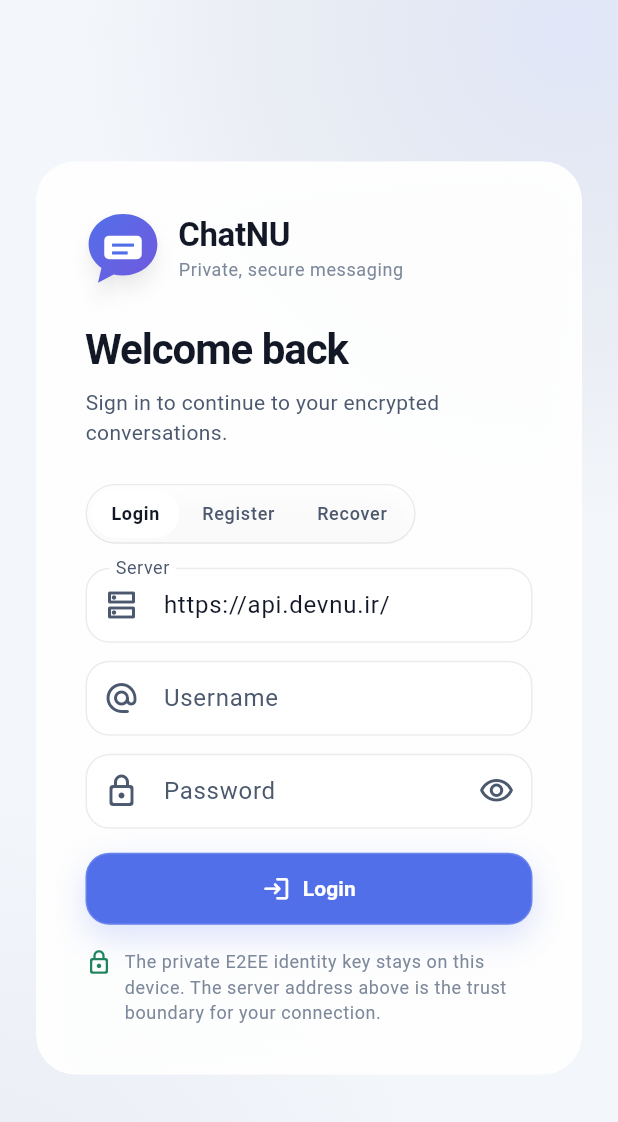
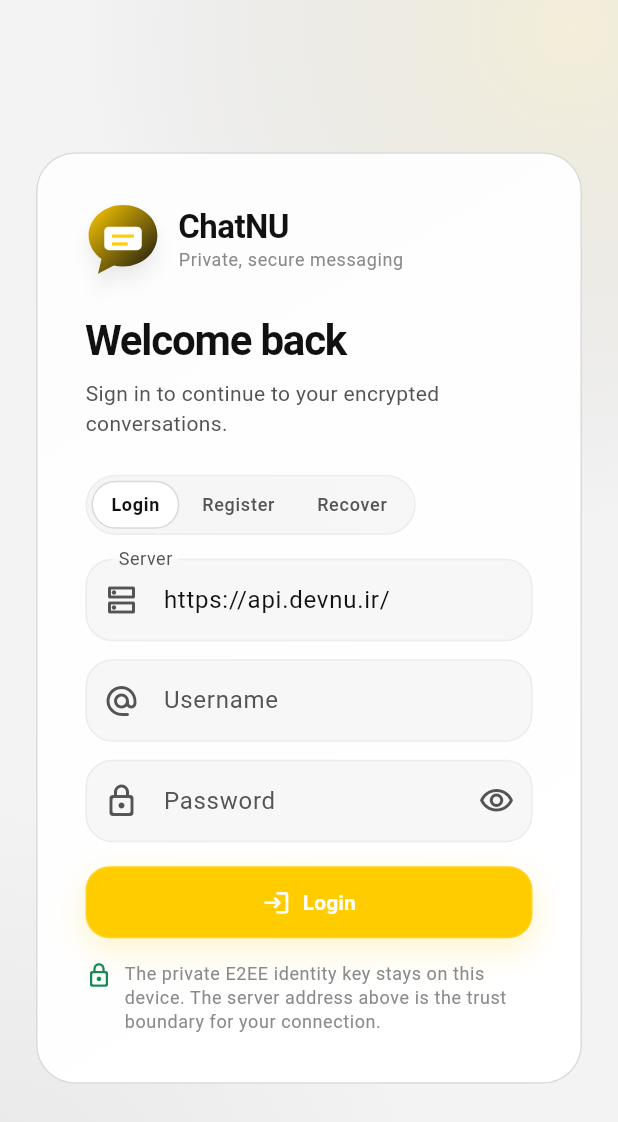
Before and after one commit to DEVNUIR/ChatNU-Android, a Flutter app: the screen it shows after launch, on a phone screen of 412 x 824 dp. Shown: the top 1122 px of the screen. Run offline on Flutter 3.47's test engine with Material 3 defaults, Android fonts, the phone set to English and light mode, and no system bars; our stand-ins replace dio, file_picker, flutter_markdown_plus, flutter_riverpod, flutter_secure_storage, go_router; missing offline and left inert: flutter_webrtc, pointycastle.

Commit message:
refactor(flutter): align messenger theme with Mengobrol reference

```diff
--- a/flutter/lib/core/theme/chatnu_theme.dart
+++ b/flutter/lib/core/theme/chatnu_theme.dart
@@ -40,43 +40,43 @@
   final Color destructive;
 
   static const dark = ChatNuPalette(
-    backgroundPrimary: Color(0xFF080D16),
-    backgroundSecondary: Color(0xFF0D1420),
-    backgroundElevated: Color(0xFF121B29),
-    glassWeak: Color(0x70131C2B),
-    glassMedium: Color(0xA8172232),
-    glassStrong: Color(0xD4182230),
-    borderSubtle: Color(0x24FFFFFF),
-    borderHighlight: Color(0x42FFFFFF),
-    textPrimary: Color(0xFFF6F8FC),
-    textSecondary: Color(0xFFC5CCDA),
-    textMuted: Color(0xFF8994A7),
-    accentPrimary: Color(0xFF5B7CFF),
-    accentSecondary: Color(0xFF826BFF),
-    accentCyan: Color(0xFF59C8E8),
-    success: Color(0xFF48BE8A),
-    warning: Color(0xFFF0A84D),
-    destructive: Color(0xFFEF6876),
+    backgroundPrimary: Color(0xFF101010),
+    backgroundSecondary: Color(0xFF151515),
+    backgroundElevated: Color(0xFF1A1A1A),
+    glassWeak: Color(0xFF202020),
+    glassMedium: Color(0xFF252525),
+    glassStrong: Color(0xFF1A1A1A),
+    borderSubtle: Color(0xFF2B2B2B),
+    borderHighlight: Color(0xFF3B3B3B),
+    textPrimary: Color(0xFFF7F7F7),
+    textSecondary: Color(0xFFC7C7C7),
+    textMuted: Color(0xFF878787),
+    accentPrimary: Color(0xFFFFCC00),
+    accentSecondary: Color(0xFFF7F7F7),
+    accentCyan: Color(0xFF64B5F6),
+    success: Color(0xFF4FCF88),
+    warning: Color(0xFFFFCC00),
+    destructive: Color(0xFFFF5A5F),
   );
 
   static const light = ChatNuPalette(
-    backgroundPrimary: Color(0xFFF3F6FB),
-    backgroundSecondary: Color(0xFFF9FBFE),
+    backgroundPrimary: Color(0xFFF3F3F3),
+    backgroundSecondary: Color(0xFFFFFFFF),
     backgroundElevated: Color(0xFFFFFFFF),
-    glassWeak: Color(0xB8FFFFFF),
-    glassMedium: Color(0xD9FFFFFF),
-    glassStrong: Color(0xF2FFFFFF),
-    borderSubtle: Color(0x171C2B44),
-    borderHighlight: Color(0x7AFFFFFF),
-    textPrimary: Color(0xFF121826),
-    textSecondary: Color(0xFF4B586D),
-    textMuted: Color(0xFF7D899B),
-    accentPrimary: Color(0xFF526FEA),
-    accentSecondary: Color(0xFF7259DD),
-    accentCyan: Color(0xFF268FAA),
-    success: Color(0xFF20845D),
-    warning: Color(0xFFB66B13),
-    destructive: Color(0xFFC94353),
+    glassWeak: Color(0xFFF7F7F7),
+    glassMedium: Color(0xFFF2F2F2),
+    glassStrong: Color(0xFFFFFFFF),
+    borderSubtle: Color(0xFFECECEC),
+    borderHighlight: Color(0xFFDADADA),
+    textPrimary: Color(0xFF111111),
+    textSecondary: Color(0xFF545454),
+    textMuted: Color(0xFF8A8A8A),
+    accentPrimary: Color(0xFFFFCC00),
+    accentSecondary: Color(0xFF111111),
+    accentCyan: Color(0xFF1473E6),
+    success: Color(0xFF168A54),
+    warning: Color(0xFFB88600),
+    destructive: Color(0xFFD83A42),
   );
 
   @override
@@ -158,14 +158,14 @@
   static ThemeData get light => _build(Brightness.light, ChatNuPalette.light);
 
   static ThemeData _build(Brightness brightness, ChatNuPalette palette) {
-    final colorScheme =
-        ColorScheme.fromSeed(
+    final colorScheme = ColorScheme.fromSeed(
       seedColor: palette.accentPrimary,
       brightness: brightness,
       surface: palette.backgroundElevated,
       error: palette.destructive,
     ).copyWith(
       primary: palette.accentPrimary,
+      onPrimary: const Color(0xFF111111),
       secondary: palette.accentSecondary,
       tertiary: palette.accentCyan,
       onSurface: palette.textPrimary,
@@ -183,38 +183,39 @@
       displaySmall: base.textTheme.displaySmall?.copyWith(
         color: palette.textPrimary,
         fontWeight: FontWeight.w700,
-        letterSpacing: -1.1,
+        letterSpacing: -1.2,
       ),
       headlineMedium: base.textTheme.headlineMedium?.copyWith(
         color: palette.textPrimary,
         fontWeight: FontWeight.w700,
-        letterSpacing: -0.7,
+        letterSpacing: -0.8,
       ),
       headlineSmall: base.textTheme.headlineSmall?.copyWith(
         color: palette.textPrimary,
-        fontWeight: FontWeight.w600,
-        letterSpacing: -0.45,
+        fontWeight: FontWeight.w700,
+        letterSpacing: -0.55,
       ),
       titleLarge: base.textTheme.titleLarge?.copyWith(
         color: palette.textPrimary,
-        fontWeight: FontWeight.w600,
-        letterSpacing: -0.25,
+        fontWeight: FontWeight.w700,
+        letterSpacing: -0.35,
       ),
       titleMedium: base.textTheme.titleMedium?.copyWith(
         color: palette.textPrimary,
         fontWeight: FontWeight.w600,
+        letterSpacing: -0.15,
       ),
       bodyLarge: base.textTheme.bodyLarge?.copyWith(
         color: palette.textPrimary,
-        height: 1.5,
+        height: 1.42,
       ),
       bodyMedium: base.textTheme.bodyMedium?.copyWith(
         color: palette.textSecondary,
-        height: 1.45,
+        height: 1.4,
       ),
       bodySmall: base.textTheme.bodySmall?.copyWith(
         color: palette.textMuted,
-        height: 1.4,
+        height: 1.35,
       ),
       labelLarge: base.textTheme.labelLarge?.copyWith(
         color: palette.textPrimary,
@@ -223,7 +224,7 @@
     );
 
     final inputBorder = OutlineInputBorder(
-      borderRadius: BorderRadius.circular(16),
+      borderRadius: BorderRadius.circular(18),
       borderSide: BorderSide(color: palette.borderSubtle),
     );
     return base.copyWith(
@@ -236,36 +237,47 @@
         filled: true,
         fillColor: palette.glassWeak,
         hintStyle: textTheme.bodyMedium?.copyWith(color: palette.textMuted),
+        labelStyle: textTheme.bodyMedium?.copyWith(color: palette.textSecondary),
         contentPadding: const EdgeInsets.symmetric(
-          horizontal: 16,
-          vertical: 13,
+          horizontal: 18,
+          vertical: 16,
         ),
         border: inputBorder,
         enabledBorder: inputBorder,
         focusedBorder: inputBorder.copyWith(
-          borderSide: BorderSide(
-            color: palette.accentPrimary.withValues(alpha: 0.72),
-            width: 1.4,
+          borderSide: BorderSide(color: palette.textPrimary, width: 1.3),
         ),
       ),
+      bottomSheetTheme: BottomSheetThemeData(
+        backgroundColor: palette.backgroundElevated,
+        surfaceTintColor: Colors.transparent,
+        shape: const RoundedRectangleBorder(
+          borderRadius: BorderRadius.vertical(top: Radius.circular(26)),
+        ),
+      ),
+      dialogTheme: DialogThemeData(
+        backgroundColor: palette.backgroundElevated,
+        surfaceTintColor: Colors.transparent,
+        shape: RoundedRectangleBorder(borderRadius: BorderRadius.circular(24)),
+      ),
+      snackBarTheme: SnackBarThemeData(
+        behavior: SnackBarBehavior.floating,
+        backgroundColor: palette.textPrimary,
+        contentTextStyle: textTheme.bodyMedium?.copyWith(
+          color: brightness == Brightness.light ? Colors.white : Colors.black,
+        ),
+        shape: RoundedRectangleBorder(borderRadius: BorderRadius.circular(14)),
       ),
       tooltipTheme: TooltipThemeData(
         decoration: BoxDecoration(
-          color: palette.backgroundElevated,
+          color: palette.textPrimary,
           borderRadius: BorderRadius.circular(10),
-          border: Border.all(color: palette.borderSubtle),
         ),
-        textStyle: textTheme.bodySmall?.copyWith(color: palette.textPrimary),
+        textStyle: textTheme.bodySmall?.copyWith(
+          color: brightness == Brightness.light ? Colors.white : Colors.black,
         ),
-      snackBarTheme: SnackBarThemeData(
-        behavior: SnackBarBehavior.floating,
-        backgroundColor: palette.backgroundElevated,
-        contentTextStyle: textTheme.bodyMedium?.copyWith(
-          color: palette.textPrimary,
       ),
-        shape: RoundedRectangleBorder(borderRadius: BorderRadius.circular(16)),
-      ),
-      focusColor: palette.accentPrimary.withValues(alpha: 0.14),
+      focusColor: palette.accentPrimary.withValues(alpha: 0.22),
     );
   }
 }
```
Lines whose indentation alone changed are shown as unchanged.
